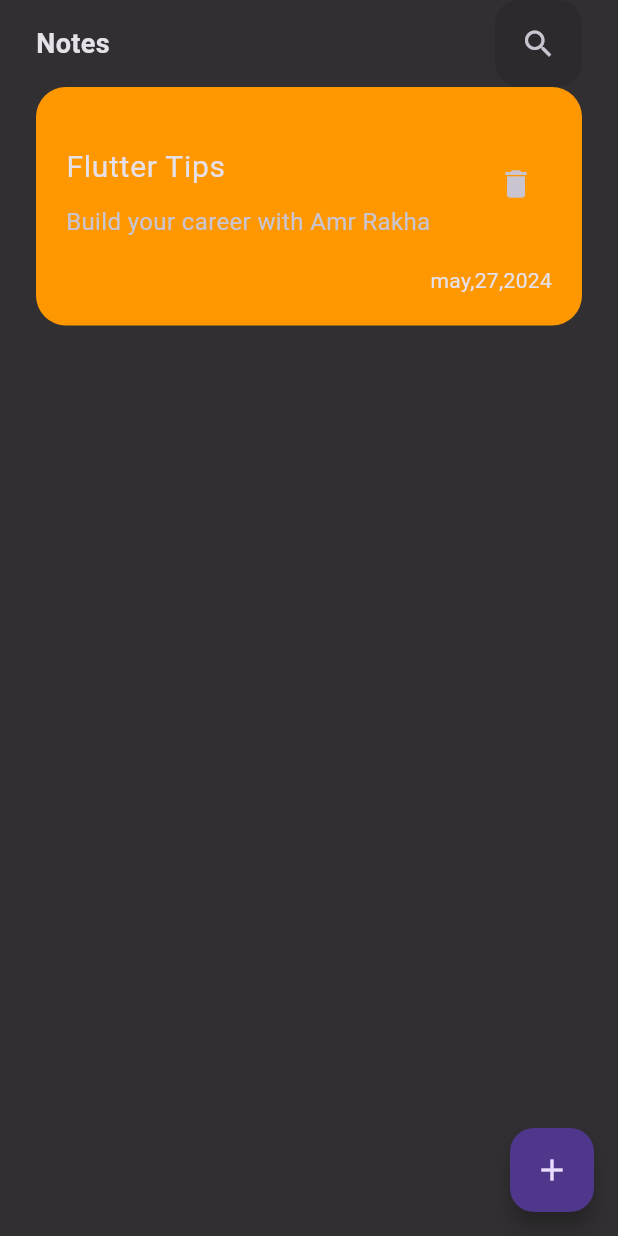
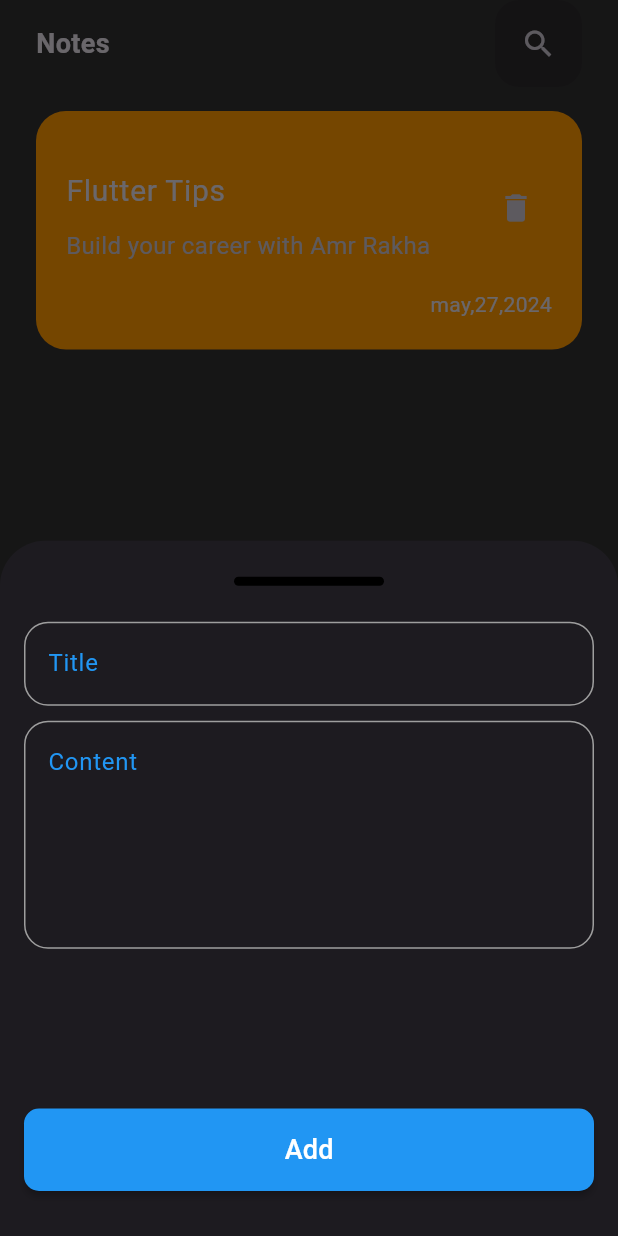
Before and after one commit to Amr2001301/Note-App, a Flutter app: the screen it shows after launch, after a tap on the "add" icon, on a phone screen of 412 x 824 dp. Run offline on Flutter 3.47's test engine with Material 3 defaults, Android fonts, the phone set to English and light mode, and no system bars; our stand-ins replace device_preview.

Commit message:
add custom material botton and form field

```diff
--- a/note_app/lib/presentation/home/pages/home_view.dart
+++ b/note_app/lib/presentation/home/pages/home_view.dart
@@ -1,4 +1,5 @@
 import 'package:flutter/material.dart';
+import 'package:note_app/presentation/home/widget/cudtom_model_bottom_sheet.dart';
 import 'package:note_app/presentation/home/widget/custom_appbar.dart';
 import 'package:note_app/presentation/home/widget/note_item.dart';
 
@@ -9,16 +10,39 @@ class HomeView extends StatelessWidget {
   Widget build(BuildContext context) {
     return Scaffold(
       floatingActionButton: FloatingActionButton(
-        onPressed: () {},
+        backgroundColor: Colors.blue,
+        onPressed: () {
+          showModalBottomSheet(
+            useSafeArea: true,
+            shape: const RoundedRectangleBorder(
+                borderRadius: BorderRadius.only(
+              topLeft: Radius.circular(30),
+              topRight: Radius.circular(30),
+            )),
+            context: context,
+            builder: (context) => const CustomModelSheet(),
+          );
+        },
         child: const Icon(Icons.add),
       ),
-      body: SafeArea(
-        child: ListView(
-          padding: const EdgeInsets.symmetric(horizontal: 24),
-          children: const [
-            CustomAppbar(),
-            NoteItem(),
-          ],
+      body: const SafeArea(
+        child: Padding(
+          padding: EdgeInsets.symmetric(horizontal: 24),
+          child: Column(
+            children: [
+              CustomAppbar(),
+              SizedBox(
+                height: 16,
+              ),
+              SingleChildScrollView(
+                child: Column(
+                  children: [
+                    NoteItem(),
+                  ],
+                ),
+              ),
+            ],
+          ),
         ),
       ),
     );
--- /dev/null
+++ b/note_app/lib/presentation/home/widget/cudtom_model_bottom_sheet.dart
@@ -0,0 +1,68 @@
+import 'package:flutter/material.dart';
+import 'package:note_app/presentation/home/widget/custom_text_form_field.dart';
+
+class CustomModelSheet extends StatelessWidget {
+  const CustomModelSheet({super.key});
+
+  @override
+  Widget build(BuildContext context) {
+    return Padding(
+      padding: const EdgeInsets.symmetric(horizontal: 16),
+      child: Column(
+        children: [
+          Container(
+            margin: const EdgeInsets.symmetric(vertical: 24),
+            height: 6,
+            width: 100,
+            decoration: const BoxDecoration(
+                color: Colors.black,
+                borderRadius: BorderRadius.all(Radius.circular(100))),
+          ),
+          const CustomTextFormField(
+            hintText: 'Title',
+          ),
+          const SizedBox(
+            height: 10,
+          ),
+          const CustomTextFormField(
+            maxLines: 5,
+            hintText: 'Content',
+          ),
+          const Spacer(),
+          CustomMaterialBottom(
+            textBotton: 'Add',
+            onPressed: () {},
+          ),
+          const SizedBox(
+            height: 30,
+          ),
+        ],
+      ),
+    );
+  }
+}
+
+class CustomMaterialBottom extends StatelessWidget {
+  const CustomMaterialBottom(
+      {super.key, required this.textBotton, this.onPressed});
+  final String textBotton;
+  final void Function()? onPressed;
+  @override
+  Widget build(BuildContext context) {
+    return MaterialButton(
+      height: 55,
+      minWidth: double.infinity,
+      color: Colors.blue,
+      onPressed: onPressed,
+      shape: const RoundedRectangleBorder(
+          borderRadius: BorderRadius.all(Radius.circular(10))),
+      child: Text(
+        textBotton,
+        style: const TextStyle(
+          fontWeight: FontWeight.w500,
+          fontSize: 18,
+        ),
+      ),
+    );
+  }
+}
--- /dev/null
+++ b/note_app/lib/presentation/home/widget/custom_text_form_field.dart
@@ -0,0 +1,49 @@
+import 'package:flutter/material.dart';
+
+class CustomTextFormField extends StatelessWidget {
+  const CustomTextFormField(
+      {super.key,
+      required this.hintText,
+      this.controller,
+      this.maxLines,
+      this.onSaved});
+  final String hintText;
+  final TextEditingController? controller;
+  final int? maxLines;
+  final void Function(String?)? onSaved;
+  @override
+  Widget build(BuildContext context) {
+    return TextFormField(
+      onSaved: onSaved,
+      maxLines: maxLines,
+      controller: controller,
+      cursorColor: Colors.grey,
+      validator: (value) {
+        if (value?.isEmpty ?? true) {
+          return "Field is Empty";
+        } else {
+          return null;
+        }
+      },
+      decoration: InputDecoration(
+        hintText: hintText,
+        hintStyle: const TextStyle(color: Colors.blue),
+        focusedErrorBorder: const OutlineInputBorder(
+            borderSide: BorderSide(color: Colors.grey),
+            borderRadius: BorderRadius.all(Radius.circular(16))),
+        errorBorder: const OutlineInputBorder(
+            borderSide: BorderSide(color: Colors.red),
+            borderRadius: BorderRadius.all(Radius.circular(16))),
+        enabledBorder: const OutlineInputBorder(
+            borderSide: BorderSide(color: Colors.grey),
+            borderRadius: BorderRadius.all(Radius.circular(16))),
+        border: const OutlineInputBorder(
+            borderSide: BorderSide(color: Colors.grey),
+            borderRadius: BorderRadius.all(Radius.circular(16))),
+        focusedBorder: const OutlineInputBorder(
+            borderSide: BorderSide(color: Colors.grey),
+            borderRadius: BorderRadius.all(Radius.circular(16))),
+      ),
+    );
+  }
+}
```
